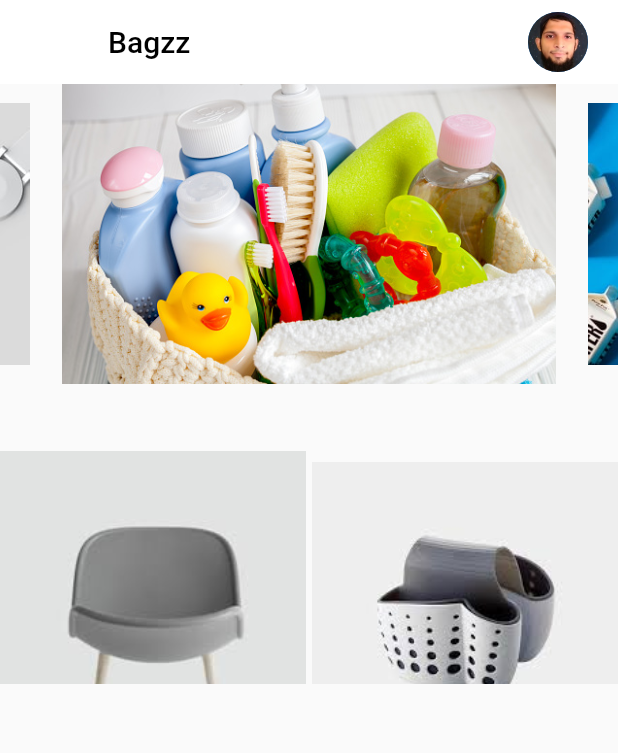
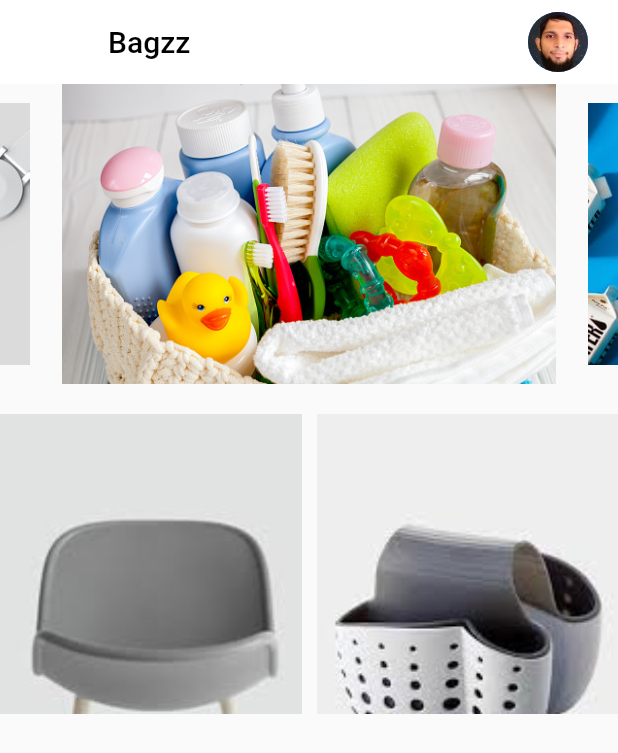
Before and after one commit to AbdulSattarSuleman/Flutter_Shop_page, a Flutter app: the screen it shows after launch, on a phone screen of 412 x 824 dp. Shown: the top 753 px of the screen. Run offline on Flutter 3.47's test engine with Material 2 defaults, Android fonts, the phone set to English and light mode, and no system bars; drawn by our look-alikes of carousel_slider.

Commit message:
fix:Produt listing Spacing

```diff
--- a/lib/screens/product_listing.dart
+++ b/lib/screens/product_listing.dart
@@ -19,12 +19,15 @@ class ProductListing extends StatelessWidget {
         itemCount: productImages.length,
         itemBuilder: (BuildContext context, int index) => Container(
           decoration: BoxDecoration(
-              image: DecorationImage(image: AssetImage(productImages[index]))),
+              image: DecorationImage(
+            image: AssetImage(productImages[index]),
+            fit: BoxFit.cover,
+          )),
         ),
         staggeredTileBuilder: (int index) =>
             StaggeredTile.count(2, index.isFinite ? 3 : 3),
-        mainAxisSpacing: 4.0,
-        crossAxisSpacing: 4.0,
+        mainAxisSpacing: 10.0,
+        crossAxisSpacing: 10.0,
       ),
     );
   }
--- a/lib/screens/shop_page.dart
+++ b/lib/screens/shop_page.dart
@@ -35,6 +35,9 @@ class ShopPageScreen extends StatelessWidget {
         // ignore: prefer_const_literals_to_create_immutables
         children: [
           ShopPageSlider(),
+          SizedBox(
+            height: 20,
+          ),
           ProductListing(),
         ],
       ),
```
